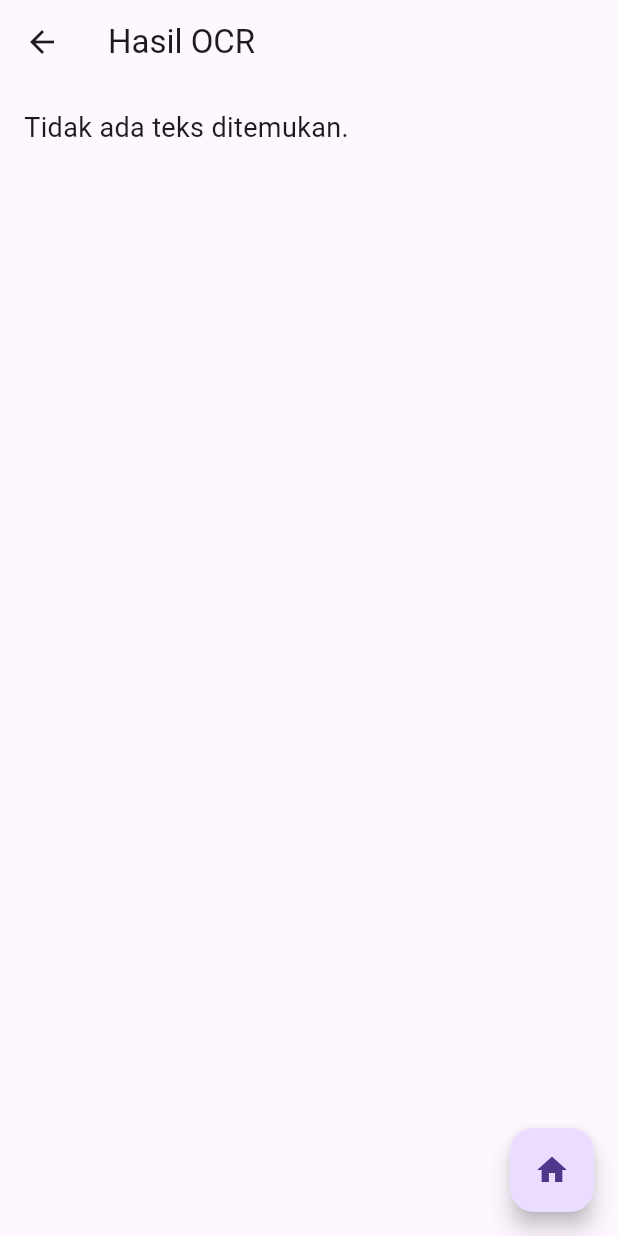
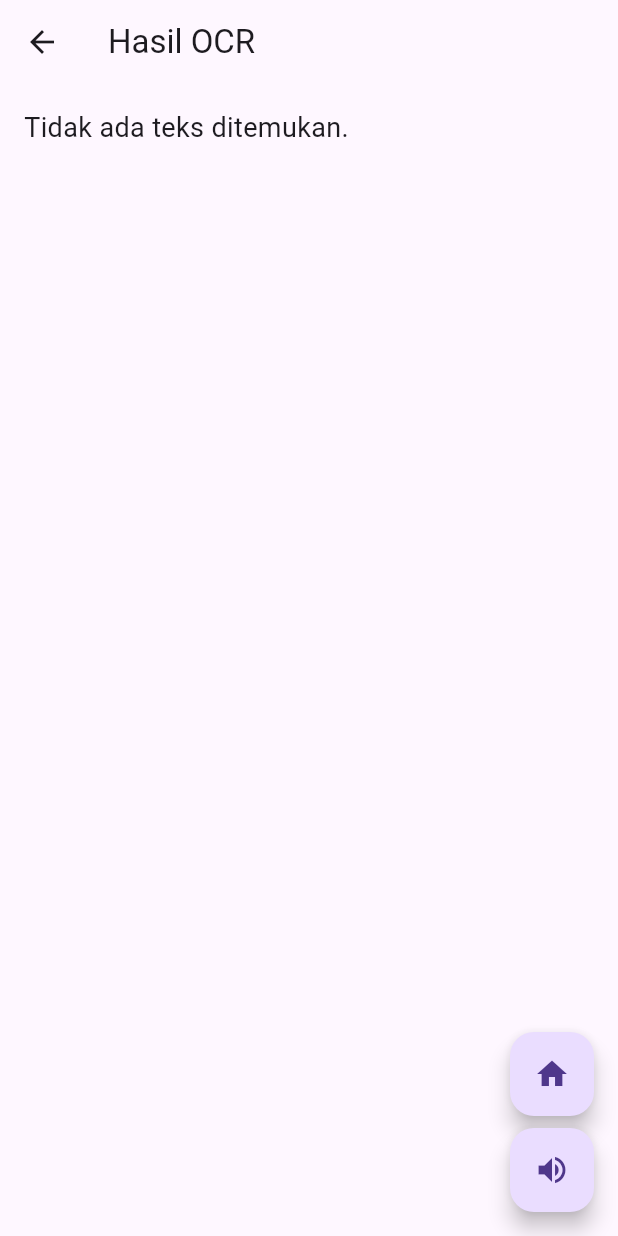
Before and after one commit to Dekuvv/ocr_sederhana, a Flutter app: the ResultScreen screen opened directly with empty values, on a phone screen of 412 x 824 dp. Run offline on Flutter 3.47's test engine with Material 3 defaults, Android fonts, the phone set to English and light mode, and no system bars; our stand-ins replace camera, flutter_tts; missing offline and left inert: google_mlkit_text_recognition.

```diff
--- a/lib/screens/result_screen.dart
+++ b/lib/screens/result_screen.dart
@@ -1,12 +1,41 @@
 import 'package:flutter/material.dart';
+import 'package:flutter_tts/flutter_tts.dart';
+
 import 'home_screen.dart';
 
-/// Displays the OCR result text with newlines intact and provides a Home FAB.
-class ResultScreen extends StatelessWidget {
+/// Displays the OCR result text to the user and allows reading it aloud.
+class ResultScreen extends StatefulWidget {
   /// The recognized text from the OCR process.
   final String ocrText;
 
   const ResultScreen({super.key, required this.ocrText});
+
+  @override
+  State<ResultScreen> createState() => _ResultScreenState();
+}
+
+class _ResultScreenState extends State<ResultScreen> {
+  late FlutterTts _flutterTts;
+
+  @override
+  void initState() {
+    super.initState();
+    // Initialize the text-to-speech engine and set the language to Indonesian
+    _flutterTts = FlutterTts();
+    _flutterTts.setLanguage('id-ID');
+  }
+
+  /// Reads the OCR text aloud using FlutterTts.
+  Future<void> _speak() async {
+    await _flutterTts.speak(widget.ocrText);
+  }
+
+  @override
+  void dispose() {
+    // Stop the speech engine when leaving the screen
+    _flutterTts.stop();
+    super.dispose();
+  }
 
   @override
   Widget build(BuildContext context) {
@@ -16,14 +45,21 @@ class ResultScreen extends StatelessWidget {
         padding: const EdgeInsets.all(16.0),
         child: SingleChildScrollView(
           child: SelectableText(
-            ocrText.isEmpty ? 'Tidak ada teks ditemukan.' : ocrText,
+            widget.ocrText.isEmpty
+                ? 'Tidak ada teks ditemukan.'
+                // Show the text with newline characters intact
+                : widget.ocrText,
             style: const TextStyle(fontSize: 18),
           ),
         ),
       ),
-      floatingActionButton: FloatingActionButton(
+      floatingActionButton: Column(
+        mainAxisAlignment: MainAxisAlignment.end,
+        children: [
+          FloatingActionButton(
+            heroTag: 'home',
             onPressed: () {
-          // Navigate back to HomeScreen and clear all previous routes
+              // Navigate back to the HomeScreen and clear any intermediate pages
               Navigator.pushAndRemoveUntil(
                 context,
                 MaterialPageRoute(builder: (_) => const HomeScreen()),
@@ -32,6 +68,14 @@ class ResultScreen extends StatelessWidget {
             },
             child: const Icon(Icons.home),
           ),
+          const SizedBox(height: 8),
+          FloatingActionButton(
+            heroTag: 'tts',
+            onPressed: _speak,
+            child: const Icon(Icons.volume_up),
+          ),
+        ],
+      ),
     );
   }
 }
--- a/pubspec.yaml
+++ b/pubspec.yaml
@@ -13,6 +13,7 @@ dependencies:
   camera: ^0.11.0+2
   path_provider: ^2.1.2
   path: ^1.9.0
+  flutter_tts: ^4.2.3
 
 dev_dependencies:
   flutter_test:
```
Also changed, not shown: lib/screens/scan_screen.dart (+66 -30 lines), pubspec.lock, 3 other files. Lines whose indentation alone changed are shown as unchanged.
